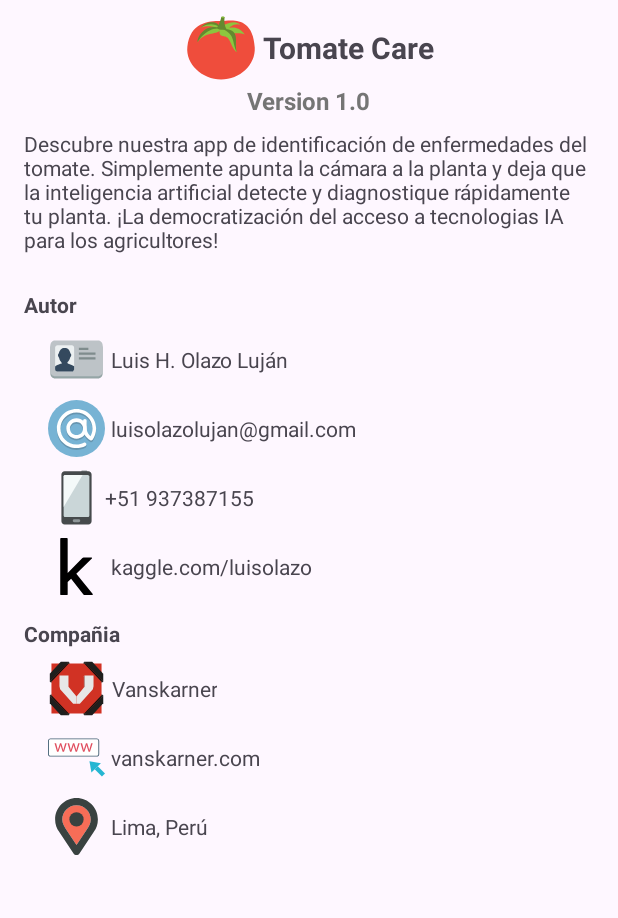
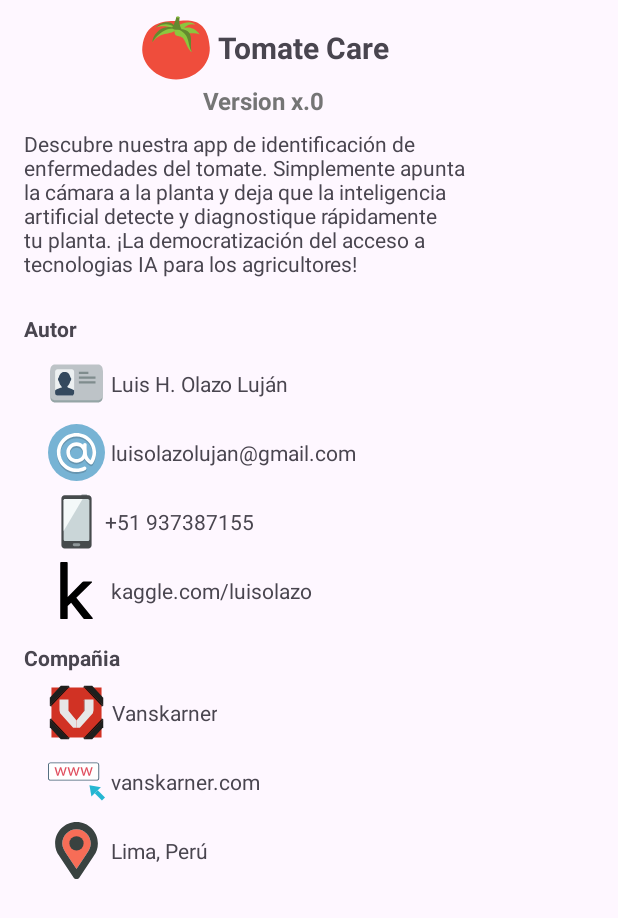
Before and after one commit to vanskarner/TomateCare, an Android app: the layout dialog_info_app.xml on its own in the app's theme, with its tools: preview values and no code run, on a phone screen of 412 x 824 dp. Shown: the top 918 px of the screen. Run offline under Robolectric (Android 15) with nearby library versions, the phone set to English and light mode, and no system bars.

Commit message:
info screen design

```diff
--- a/app/src/main/res/layout/dialog_info_app.xml
+++ b/app/src/main/res/layout/dialog_info_app.xml
@@ -2,7 +2,7 @@
 <androidx.constraintlayout.widget.ConstraintLayout xmlns:android="http://schemas.android.com/apk/res/android"
     xmlns:app="http://schemas.android.com/apk/res-auto"
     xmlns:tools="http://schemas.android.com/tools"
-    android:layout_width="match_parent"
+    android:layout_width="wrap_content"
     android:layout_height="wrap_content">
 
     <TextView
@@ -30,11 +30,11 @@
         app:layout_constraintEnd_toEndOf="parent"
         app:layout_constraintStart_toStartOf="parent"
         app:layout_constraintTop_toBottomOf="@+id/tvAppName"
-        tools:text="Version 1.0" />
+        tools:text="Version x.0" />
 
     <TextView
         android:id="@+id/tvInfoApp"
-        android:layout_width="0dp"
+        android:layout_width="320dp"
         android:layout_height="wrap_content"
         android:layout_marginStart="16dp"
         android:layout_marginTop="8dp"
@@ -42,7 +42,8 @@
         android:text="@string/info_description"
         app:layout_constraintEnd_toEndOf="parent"
         app:layout_constraintStart_toStartOf="parent"
-        app:layout_constraintTop_toBottomOf="@+id/tvAppVersion" />
+        app:layout_constraintTop_toBottomOf="@+id/tvAppVersion"
+        tools:ignore="TextSizeCheck" />
 
     <TextView
         android:id="@+id/tvAuthor"
--- a/app/src/main/res/values/strings.xml
+++ b/app/src/main/res/values/strings.xml
@@ -6,6 +6,7 @@
     <string name="activity_logs">Registros de actividad</string>
     <string name="test_performance">Pruebas de rendimiento</string>
     <string name="app_improvement_description">Mejora la aplicación compartiendo tus imágenes</string>
+    <string name="info_version">Version %s</string>
     <string name="info_description">Descubre nuestra app de identificación de enfermedades del tomate. Simplemente apunta la cámara a la planta y deja que la inteligencia artificial detecte y diagnostique rápidamente tu planta. ¡La democratización del acceso a tecnologias IA para los agricultores!</string>
     <string name="author" tools:ignore="Typos">Autor</string>
     <string name="info_author_name">Luis H. Olazo Luján</string>
```
Also changed, not shown: app/src/main/java/com/vanskarner/tomatecare/InfoDialog.kt (added, +33 -0 lines), app/src/main/java/com/vanskarner/tomatecare/MainActivity.kt (+9 -1 lines).
